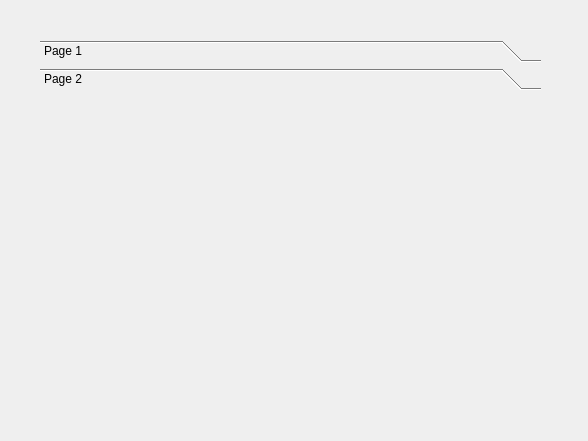
Old version of the form E_Receipts/managediscountsdialog.ui in the repository MrRisoni/Gauss.
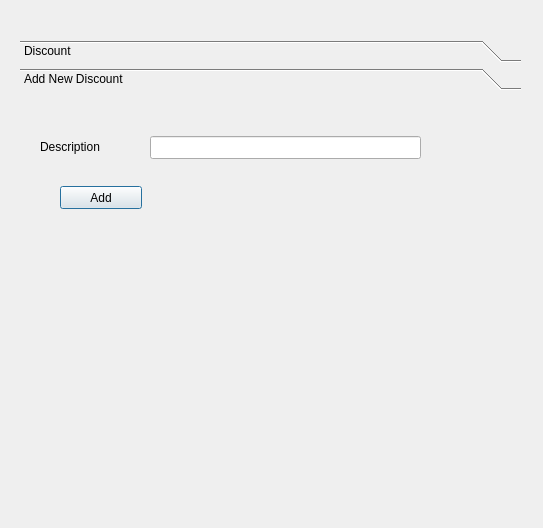
New version of the form. The open tabs and pages were chosen to show the change.

Diff of the .ui file:
```diff
--- a/E_Receipts/managediscountsdialog.ui
+++ b/E_Receipts/managediscountsdialog.ui
@@ -6,8 +6,8 @@
    <rect>
     <x>0</x>
     <y>0</y>
-    <width>588</width>
-    <height>441</height>
+    <width>543</width>
+    <height>528</height>
    </rect>
   </property>
   <property name="windowTitle">
@@ -16,10 +16,10 @@
   <widget class="QToolBox" name="toolBox">
    <property name="geometry">
     <rect>
-     <x>40</x>
+     <x>20</x>
      <y>40</y>
      <width>501</width>
-     <height>331</height>
+     <height>461</height>
     </rect>
    </property>
    <property name="currentIndex">
@@ -35,7 +35,7 @@
      </rect>
     </property>
     <attribute name="label">
-     <string>Page 1</string>
+     <string>Discount</string>
     </attribute>
    </widget>
    <widget class="QWidget" name="page_2">
@@ -44,12 +44,48 @@
       <x>0</x>
       <y>0</y>
       <width>501</width>
-      <height>273</height>
+      <height>403</height>
      </rect>
     </property>
     <attribute name="label">
-     <string>Page 2</string>
+     <string>Add New Discount</string>
     </attribute>
+    <widget class="QLabel" name="label">
+     <property name="geometry">
+      <rect>
+       <x>20</x>
+       <y>30</y>
+       <width>91</width>
+       <height>41</height>
+      </rect>
+     </property>
+     <property name="text">
+      <string>Description</string>
+     </property>
+    </widget>
+    <widget class="QLineEdit" name="lineEdit">
+     <property name="geometry">
+      <rect>
+       <x>130</x>
+       <y>40</y>
+       <width>271</width>
+       <height>23</height>
+      </rect>
+     </property>
+    </widget>
+    <widget class="QPushButton" name="pushButton">
+     <property name="geometry">
+      <rect>
+       <x>40</x>
+       <y>90</y>
+       <width>82</width>
+       <height>23</height>
+      </rect>
+     </property>
+     <property name="text">
+      <string>Add</string>
+     </property>
+    </widget>
    </widget>
   </widget>
  </widget>
```
Left out of the diff: 14 changed lines with no effect on the pictures.
